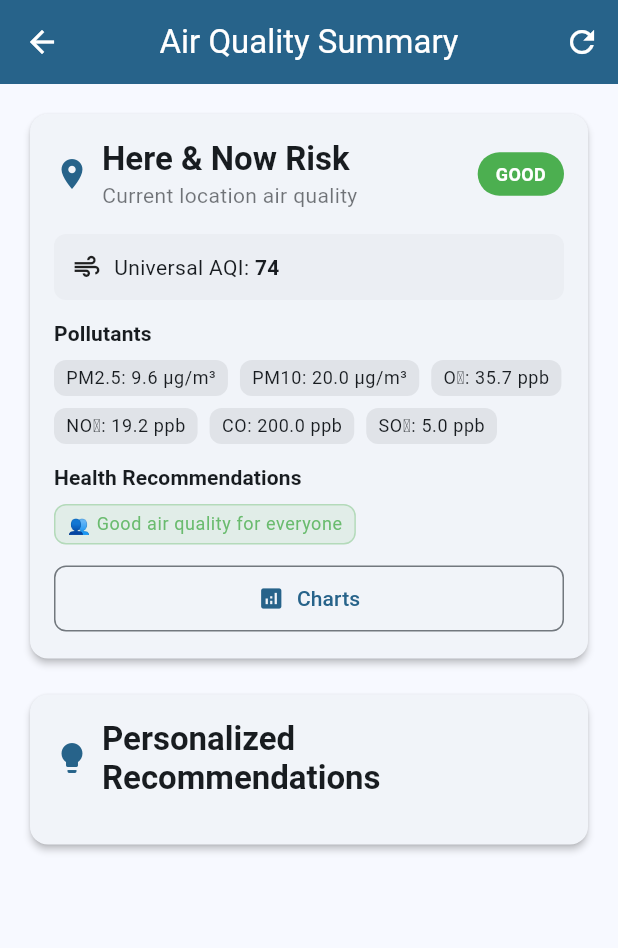
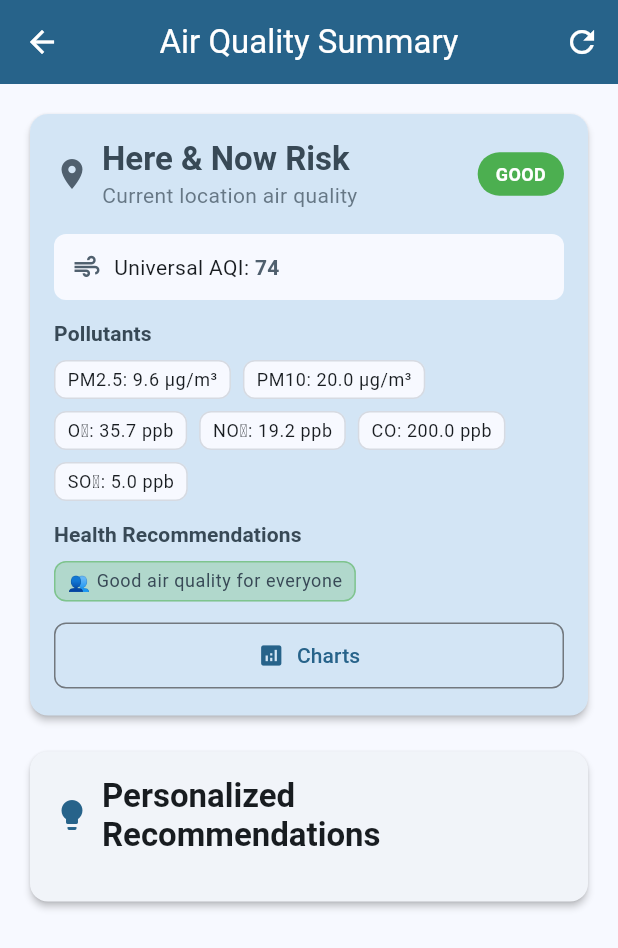
Before and after one commit to viktorinkov/healthmap_ai, a Flutter app: the RecommendationsTab screen opened directly, on a phone screen of 412 x 824 dp. Shown: the top 948 px of the screen. Run offline on Flutter 3.47's test engine with Material 3 defaults, Android fonts, the phone set to English and light mode, and no system bars; our stand-ins replace app_links, fl_chart, flutter_dotenv, google_generative_ai, google_maps_flutter, location and 2 more; accounts and stored records are empty.

Commit message:
Color scheme

```diff
--- a/lib/screens/main/recommendations_tab.dart
+++ b/lib/screens/main/recommendations_tab.dart
@@ -447,6 +447,7 @@ class _RecommendationsTabState extends State<RecommendationsTab> {
       shape: RoundedRectangleBorder(
         borderRadius: BorderRadius.circular(12),
       ),
+      color: Theme.of(context).colorScheme.secondaryContainer,
       child: Padding(
         padding: const EdgeInsets.all(16),
         child: Column(
@@ -456,7 +457,7 @@ class _RecommendationsTabState extends State<RecommendationsTab> {
               children: [
                 Icon(
                   Icons.location_on,
-                  color: Theme.of(context).colorScheme.primary,
+                  color: Theme.of(context).colorScheme.secondary,
                   size: 24,
                 ),
                 const SizedBox(width: 8),
@@ -468,12 +469,13 @@ class _RecommendationsTabState extends State<RecommendationsTab> {
                         'Here & Now Risk',
                         style: Theme.of(context).textTheme.titleLarge?.copyWith(
                           fontWeight: FontWeight.bold,
+                          color: Theme.of(context).colorScheme.onSecondaryContainer,
                         ),
                       ),
                       Text(
                         'Current location air quality',
                         style: Theme.of(context).textTheme.bodyMedium?.copyWith(
-                          color: Theme.of(context).colorScheme.onSurface.withValues(alpha: 0.6),
+                          color: Theme.of(context).colorScheme.onSecondaryContainer.withValues(alpha: 0.7),
                         ),
                       ),
                     ],
@@ -606,21 +608,28 @@ class _RecommendationsTabState extends State<RecommendationsTab> {
     return Container(
       padding: const EdgeInsets.all(12),
       decoration: BoxDecoration(
-        color: Theme.of(context).colorScheme.surfaceContainer,
+        color: Theme.of(context).colorScheme.surface,
         borderRadius: BorderRadius.circular(8),
       ),
       child: Row(
         children: [
-          const Icon(Icons.air, size: 20),
+          Icon(
+            Icons.air,
+            size: 20,
+            color: Theme.of(context).colorScheme.secondary,
+          ),
           const SizedBox(width: 8),
           Text(
             'Universal AQI: ',
-            style: Theme.of(context).textTheme.bodyMedium,
+            style: Theme.of(context).textTheme.bodyMedium?.copyWith(
+              color: Theme.of(context).colorScheme.onSurface,
+            ),
           ),
           Text(
             aqi.toString(),
             style: Theme.of(context).textTheme.bodyMedium?.copyWith(
               fontWeight: FontWeight.bold,
+              color: Theme.of(context).colorScheme.secondary,
             ),
           ),
         ],
@@ -645,6 +654,7 @@ class _RecommendationsTabState extends State<RecommendationsTab> {
           'Pollutants',
           style: Theme.of(context).textTheme.titleSmall?.copyWith(
             fontWeight: FontWeight.bold,
+            color: Theme.of(context).colorScheme.onSecondaryContainer,
           ),
         ),
         const SizedBox(height: 8),
@@ -661,12 +671,17 @@ class _RecommendationsTabState extends State<RecommendationsTab> {
     return Container(
       padding: const EdgeInsets.symmetric(horizontal: 8, vertical: 4),
       decoration: BoxDecoration(
-        color: Theme.of(context).colorScheme.surfaceContainerHighest,
+        color: Theme.of(context).colorScheme.surface,
         borderRadius: BorderRadius.circular(8),
+        border: Border.all(
+          color: Theme.of(context).colorScheme.secondary.withValues(alpha: 0.2),
+        ),
       ),
       child: Text(
         '${pollutant.name}: ${pollutant.value.toStringAsFixed(1)} ${pollutant.unit}',
-        style: Theme.of(context).textTheme.bodySmall,
+        style: Theme.of(context).textTheme.bodySmall?.copyWith(
+          color: Theme.of(context).colorScheme.onSurface,
+        ),
       ),
     );
   }
@@ -684,6 +699,7 @@ class _RecommendationsTabState extends State<RecommendationsTab> {
           'Health Recommendations',
           style: Theme.of(context).textTheme.titleSmall?.copyWith(
             fontWeight: FontWeight.bold,
+            color: Theme.of(context).colorScheme.onSecondaryContainer,
           ),
         ),
         const SizedBox(height: 8),
@@ -753,8 +769,8 @@ class _RecommendationsTabState extends State<RecommendationsTab> {
     return Container(
       padding: const EdgeInsets.symmetric(horizontal: 8, vertical: 4),
       decoration: BoxDecoration(
-        color: color.withValues(alpha: 0.1),
-        border: Border.all(color: color.withValues(alpha: 0.3)),
+        color: color.withValues(alpha: 0.25),
+        border: Border.all(color: color.withValues(alpha: 0.5)),
         borderRadius: BorderRadius.circular(8),
       ),
       child: Row(
@@ -766,7 +782,7 @@ class _RecommendationsTabState extends State<RecommendationsTab> {
             child: Text(
               tag.recommendation,
               style: Theme.of(context).textTheme.bodySmall?.copyWith(
-                color: color.withValues(alpha: 0.8),
+                color: Theme.of(context).colorScheme.onSecondaryContainer,
               ),
             ),
           ),
```
